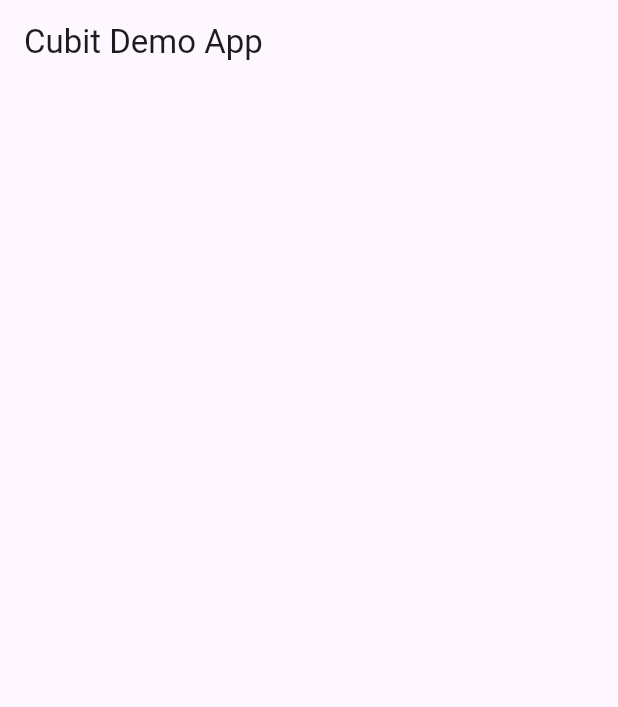
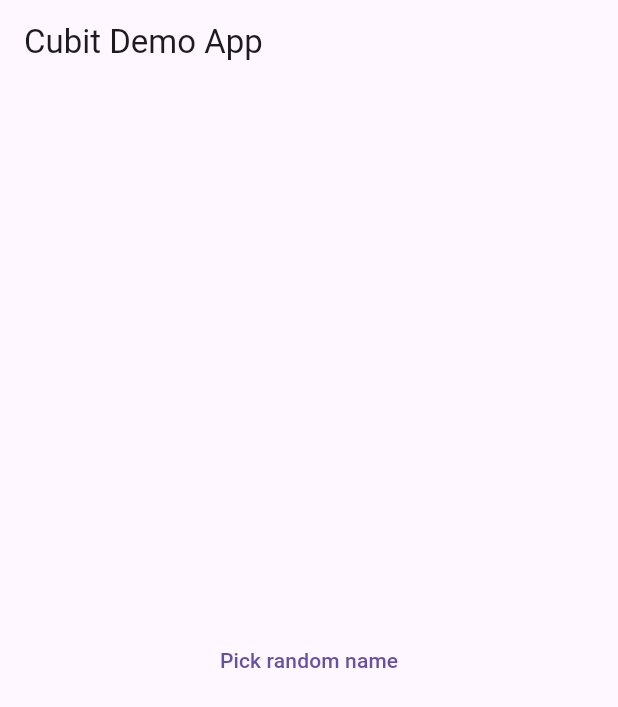
Before and after one commit to sudipeb/cubitsample, a Flutter app: the screen it shows after launch, on a phone screen of 412 x 824 dp. Shown: the top 707 px of the screen. Run offline on Flutter 3.47's test engine with Material 3 defaults, Android fonts, the phone set to English and light mode, and no system bars; our stand-ins replace bloc, flutter_bloc.

Commit message:
getting the list of values on user action

```diff
--- a/lib/main.dart
+++ b/lib/main.dart
@@ -7,6 +7,7 @@
   runApp(const MyApp());
 }
 
+//initializing a list of names
 const name = [
   'Ram',
   'Shyam',
@@ -20,8 +21,39 @@
   'Emily',
 ];
 
-class MyApp extends StatelessWidget {
+extension RandomElement<T> on Iterable<T> {
+  //getting random index number from the list
+  T getRandomElement() => elementAt(math.Random().nextInt(length));
+}
+
+//declaring the cubit class with the initial state as null and and state type as optional String
+class NamesCubit extends Cubit<String?> {
+  NamesCubit() : super(null);
+  //function to pick random name from the list and emit the new state
+  void pickRandomName() => emit(name.getRandomElement());
+}
+
+class MyApp extends StatefulWidget {
   const MyApp({super.key});
+
+  @override
+  State<MyApp> createState() => _MyAppState();
+}
+
+class _MyAppState extends State<MyApp> {
+  late final NamesCubit nameCubit;
+  @override
+  void initState() {
+    super.initState();
+    nameCubit = NamesCubit(); //initializing the cubit for any statechanges
+  }
+
+  @override
+  void dispose() {
+    nameCubit
+        .close(); //closing the cubit to prevent memory leaks while state is not in use
+    super.dispose();
+  }
 
   @override
   Widget build(BuildContext context) {
@@ -29,7 +61,42 @@
       debugShowCheckedModeBanner: false,
       theme: ThemeData(primarySwatch: Colors.blue),
       title: 'cubit Demo',
-      home: Scaffold(appBar: AppBar(title: Text('Cubit Demo App'))),
+      home: Scaffold(
+        appBar: AppBar(title: Text('Cubit Demo App')),
+        body: Center(
+          //using StreamBuilder to listen to the stream of the cubit for any state changes
+          child: StreamBuilder<String?>(
+            //listening to the stream of the cubit we initialized
+            stream: nameCubit.stream,
+            //builder to build the UI based on the snapshot of the stream initially null
+            builder: (context, snapshot) {
+              final button = TextButton(
+                onPressed: () => nameCubit.pickRandomName(),
+                child: const Text("Pick random name"),
+              );
+              switch (snapshot.connectionState) {
+                case ConnectionState.none:
+                  return button;
+                case ConnectionState.waiting:
+                  return button;
+                case ConnectionState.active:
+                  return Center(
+                    child: Column(
+                      children: [
+                        Text(
+                          snapshot.data ?? 'No Names Picked',
+                        ), //displaying the picked random name from the snapshot data
+                        button,
+                      ],
+                    ),
+                  );
+                case ConnectionState.done:
+                  return const SizedBox();
+              }
+            },
+          ),
+        ),
+      ),
     );
   }
 }
```
